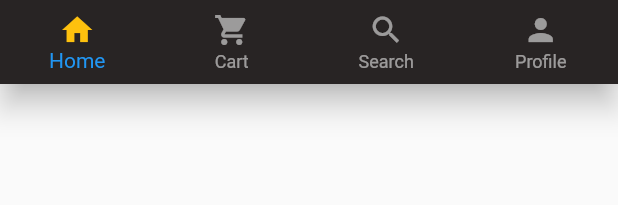
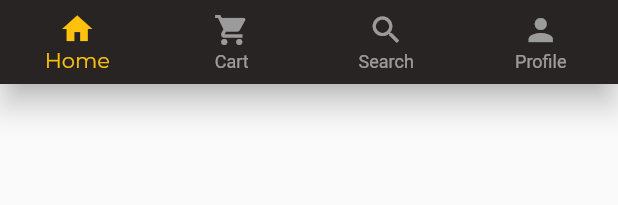
Before and after one commit to SSH-SIT/SSH, a Flutter app: the BotNavBar widget shown alone on an empty page, opened directly, on a phone screen of 412 x 824 dp. Shown: the top 205 px of the screen. Run offline on Flutter 3.47's test engine with Material 2 defaults, Android fonts, the phone set to English and light mode, and no system bars; our stand-ins replace google_fonts.

Commit message:
[FIX] Bottom Navigation Bar Deprecated's elements :bug: :art:

```diff
--- /dev/null
+++ b/ssh_mobile/lib/providers/auth.dart
@@ -0,0 +1,18 @@
+import 'package:flutter/material.dart';
+
+class Auth with ChangeNotifier {
+  String _token;
+  String _userID;
+
+  bool get isAuth {
+    return false;
+  }
+
+  String get token {
+    return _token;
+  }
+
+  String get userID {
+    return _userID;
+  }
+}
--- a/ssh_mobile/lib/widgets/bottomNavigationBar.dart
+++ b/ssh_mobile/lib/widgets/bottomNavigationBar.dart
@@ -1,4 +1,5 @@
 import 'package:flutter/material.dart';
+import 'package:google_fonts/google_fonts.dart';
 
 class BotNavBar extends StatefulWidget {
   @override
@@ -27,50 +28,14 @@ class _BotNavBarState extends State<BotNavBar> {
       type: BottomNavigationBarType.fixed,
       backgroundColor: Color(0xFF282424),
       items: [
-        BottomNavigationBarItem(
-          icon: Icon(
-            Icons.home,
-            color: _selectedIndex == 0 ? Color(0xFFFEC10E) : Colors.white54,
-          ),
-          title: Text(
-            'Home',
-            style: TextStyle(
-                color:
-                    _selectedIndex == 0 ? Color(0xFFFEC10E) : Colors.white54),
-          ),
-        ),
-        BottomNavigationBarItem(
-          icon: Icon(Icons.shopping_cart,
-              color: _selectedIndex == 1 ? Color(0xFFFEC10E) : Colors.white54),
-          title: Text(
-            'Cart',
-            style: TextStyle(
-                color:
-                    _selectedIndex == 1 ? Color(0xFFFEC10E) : Colors.white54),
-          ),
-        ),
-        BottomNavigationBarItem(
-          icon: Icon(Icons.search,
-              color: _selectedIndex == 2 ? Color(0xFFFEC10E) : Colors.white54),
-          title: Text(
-            'Search',
-            style: TextStyle(
-                color:
-                    _selectedIndex == 2 ? Color(0xFFFEC10E) : Colors.white54),
-          ),
-        ),
-        BottomNavigationBarItem(
-          icon: Icon(Icons.person,
-              color: _selectedIndex == 3 ? Color(0xFFFEC10E) : Colors.white54),
-          title: Text(
-            'Profile',
-            style: TextStyle(
-                color:
-                    _selectedIndex == 3 ? Color(0xFFFEC10E) : Colors.white54),
-          ),
-        ),
+        BottomNavigationBarItem(icon: Icon(Icons.home), label: 'Home'),
+        BottomNavigationBarItem(icon: Icon(Icons.shopping_cart), label: 'Cart'),
+        BottomNavigationBarItem(icon: Icon(Icons.search), label: 'Search'),
+        BottomNavigationBarItem(icon: Icon(Icons.person), label: 'Profile'),
       ],
       currentIndex: _selectedIndex,
+      selectedLabelStyle: GoogleFonts.montserrat(),
+      selectedItemColor: Color(0xFFFEC10E),
       onTap: _onItemTap,
     ));
   }
```
Also changed, not shown: ssh_mobile/lib/Screen/Home_Screen.dart (+4 -3 lines), ssh_mobile/lib/Screen/login_screen.dart (+13 -9 lines), ssh_mobile/lib/main.dart (+19 -9 lines), ssh_mobile/lib/widgets/body.dart (+17 -69 lines), ssh_mobile/lib/widgets/categories_slider.dart (added, +62 -0 lines), ssh_mobile/assets/images/SSHicon.png (added), 3 other files.
